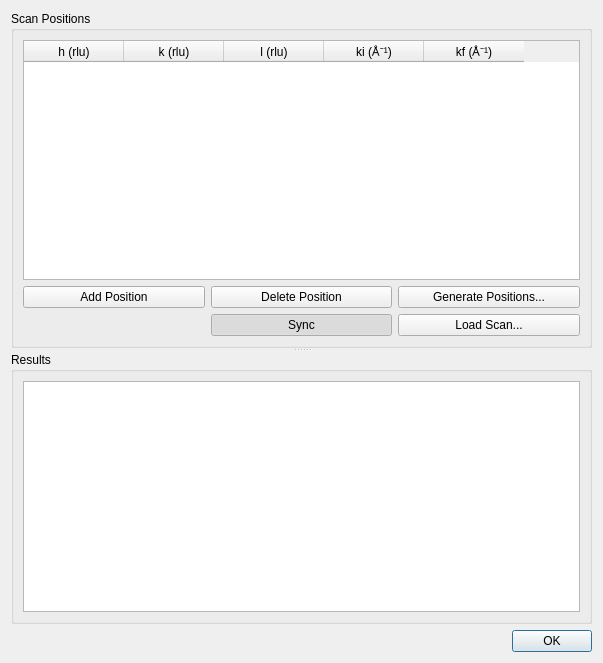
Old version of the form core/ui/elastic.ui in the repository jkrueger1/takin_ill.
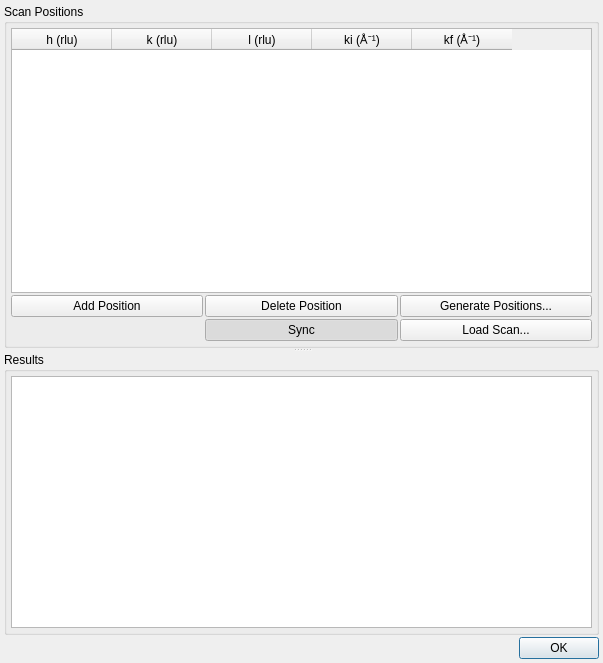
New version of the form.

Commit message: core: continued with elastic positions

```diff
--- a/core/ui/elastic.ui
+++ b/core/ui/elastic.ui
@@ -14,6 +14,21 @@
    <string>Elastic Positions</string>
   </property>
   <layout class="QGridLayout" name="gridLayout_3">
+   <property name="leftMargin">
+    <number>4</number>
+   </property>
+   <property name="topMargin">
+    <number>4</number>
+   </property>
+   <property name="rightMargin">
+    <number>4</number>
+   </property>
+   <property name="bottomMargin">
+    <number>4</number>
+   </property>
+   <property name="spacing">
+    <number>2</number>
+   </property>
    <item row="0" column="0">
     <widget class="QSplitter" name="splitter">
      <property name="orientation">
@@ -24,6 +39,21 @@
        <string>Scan Positions</string>
       </property>
       <layout class="QGridLayout" name="gridLayout_2">
+       <property name="leftMargin">
+        <number>4</number>
+       </property>
+       <property name="topMargin">
+        <number>4</number>
+       </property>
+       <property name="rightMargin">
+        <number>4</number>
+       </property>
+       <property name="bottomMargin">
+        <number>4</number>
+       </property>
+       <property name="spacing">
+        <number>2</number>
+       </property>
        <item row="1" column="2">
         <widget class="QPushButton" name="btnGenPositions">
          <property name="toolTip">
@@ -128,6 +158,21 @@
        <string>Results</string>
       </property>
       <layout class="QGridLayout" name="gridLayout">
+       <property name="leftMargin">
+        <number>4</number>
+       </property>
+       <property name="topMargin">
+        <number>4</number>
+       </property>
+       <property name="rightMargin">
+        <number>4</number>
+       </property>
+       <property name="bottomMargin">
+        <number>4</number>
+       </property>
+       <property name="spacing">
+        <number>2</number>
+       </property>
        <item row="0" column="0">
         <widget class="QTextEdit" name="textResults">
          <property name="lineWrapMode">
```
The commit also changes 5 other files.
